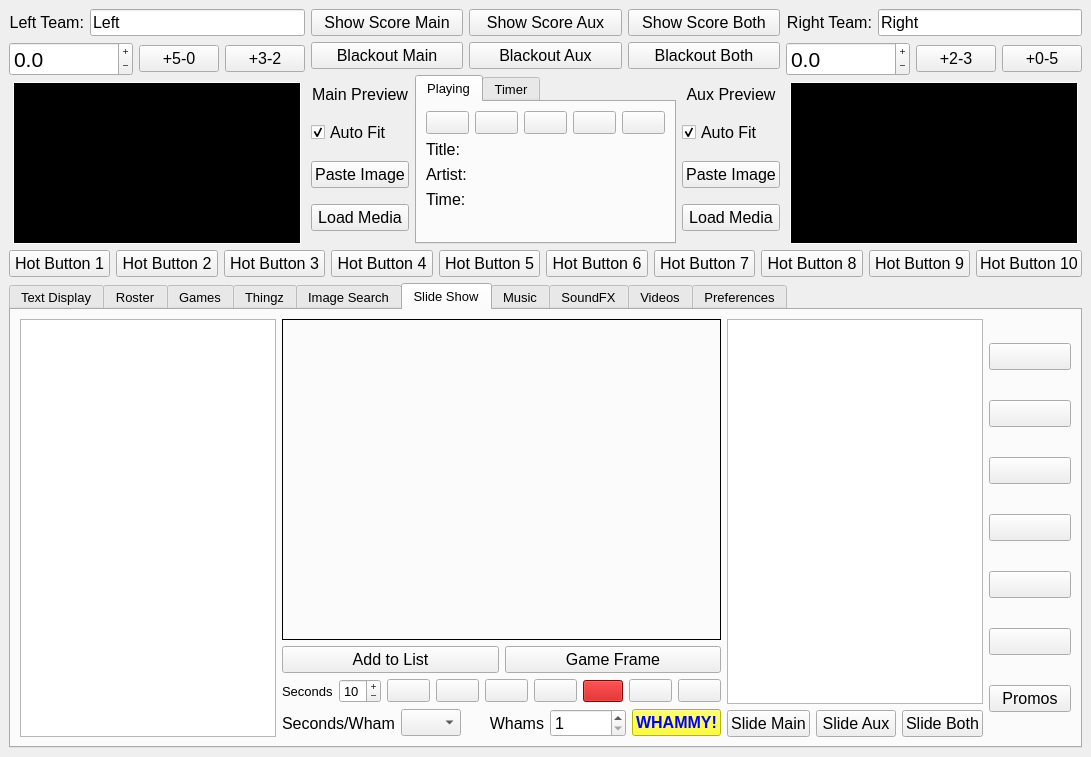
The window that ImproTronControlPanel.ui (guywinterbotham/ImproTron) describes before a commit, drawn with Qt 5.
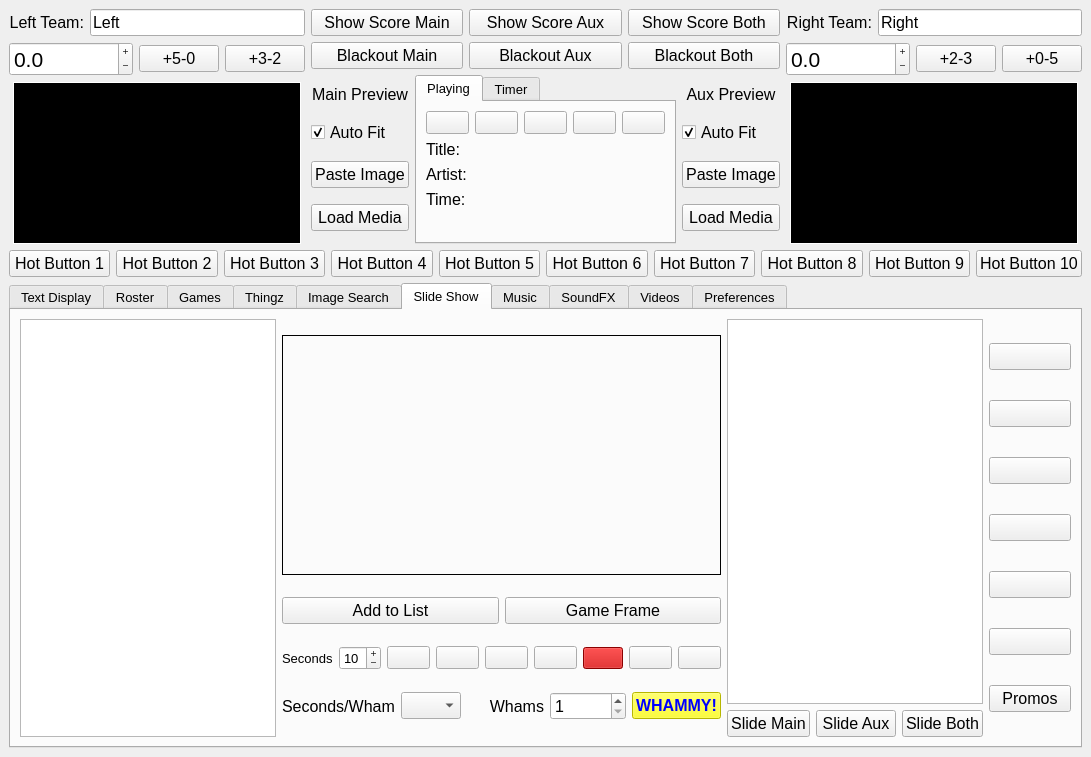
The same window after the commit. The open tabs and pages were chosen to show the change. Icons and pictures are not drawn.

Commit message: Replaced the slide show preview with a Smart Overlay

```diff
--- a/ImproTronControlPanel.ui
+++ b/ImproTronControlPanel.ui
@@ -3388,19 +3388,23 @@
         <item>
          <layout class="QVBoxLayout" name="ssListFilesVL">
           <item>
-           <layout class="QHBoxLayout" name="slidePreviewHL">
-            <item>
              <widget class="QLabel" name="slidePreviewLBL">
               <property name="sizePolicy">
-               <sizepolicy hsizetype="Minimum" vsizetype="Minimum">
+             <sizepolicy hsizetype="Preferred" vsizetype="Fixed">
                 <horstretch>0</horstretch>
                 <verstretch>0</verstretch>
                </sizepolicy>
               </property>
               <property name="minimumSize">
                <size>
-                <width>356</width>
-                <height>200</height>
+              <width>0</width>
+              <height>240</height>
+             </size>
+            </property>
+            <property name="maximumSize">
+             <size>
+              <width>16777215</width>
+              <height>16777215</height>
                </size>
               </property>
               <property name="frameShape">
@@ -3413,8 +3417,6 @@
                <set>Qt::TextInteractionFlag::NoTextInteraction</set>
               </property>
              </widget>
-            </item>
-           </layout>
           </item>
           <item>
            <layout class="QHBoxLayout" name="imageMoveButtonsHL">
```
Left out of the diff: 2 changed lines with no effect on the pictures. Lines whose indentation alone changed are shown as unchanged. The commit also changes 3 other files.
